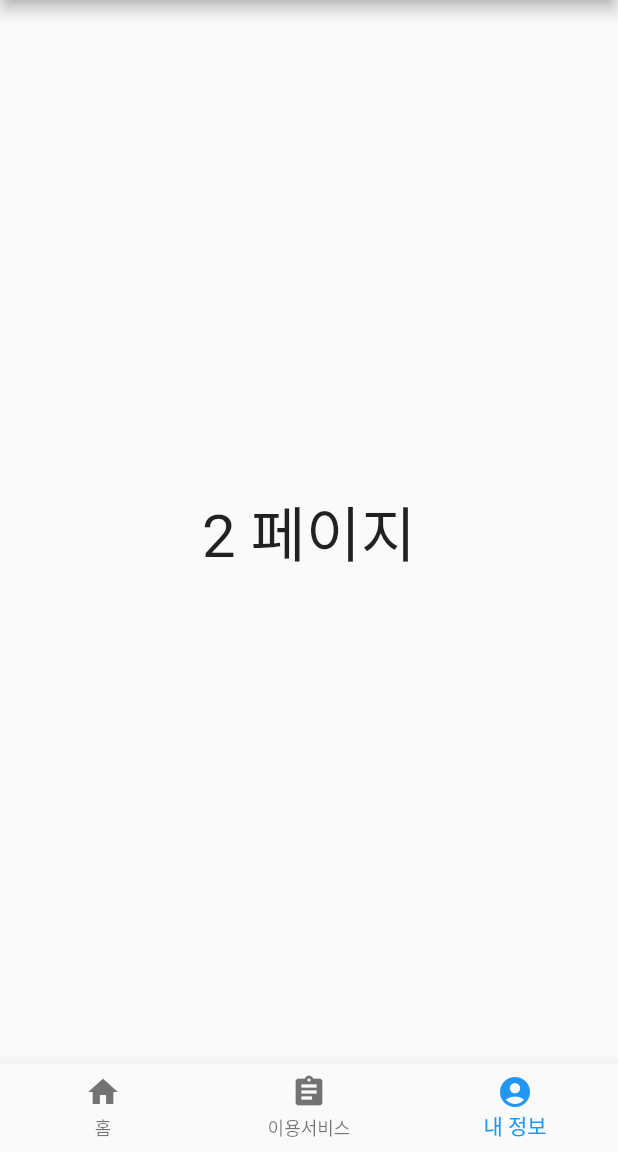
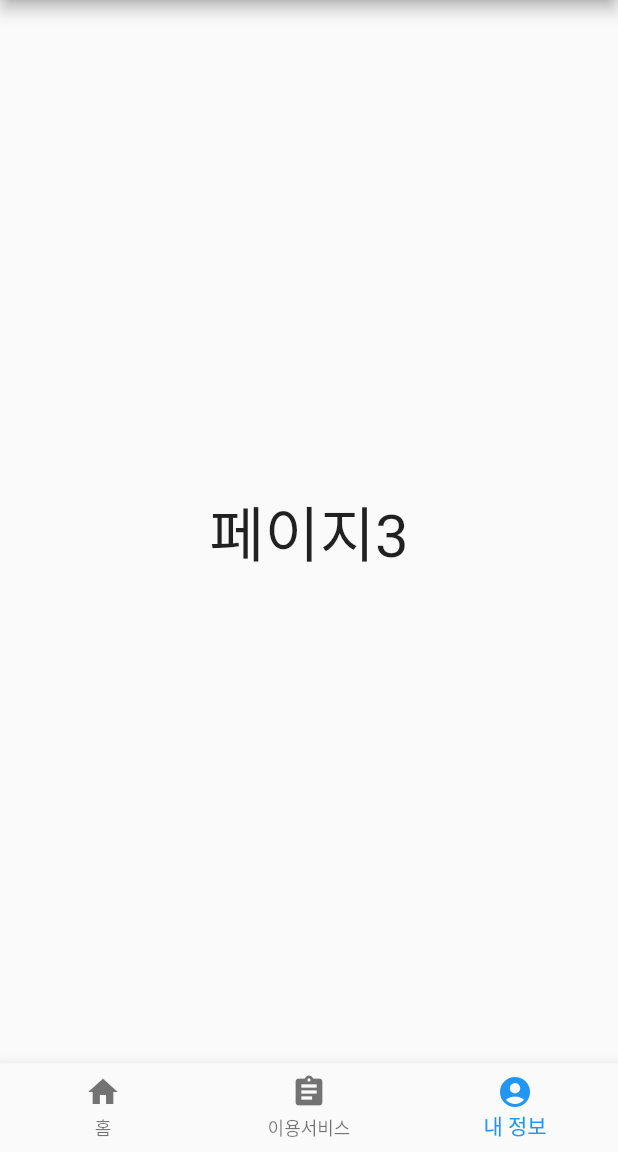
Before and after one commit to hyun031916/mirim_taxis, a Flutter app: the screen it shows after launch, item 3 of the bottom bar chosen, on a phone screen of 412 x 824 dp, the part 84-1236 px from its top. Run offline on Flutter 3.47's test engine with Material 2 defaults, Android fonts, the phone set to English and light mode, and no system bars; statements that could not run were skipped.

Commit message:
#4 화면이 3개인 UI 작성

```diff
--- a/lib/main.dart
+++ b/lib/main.dart
@@ -26,6 +26,9 @@ class MyHomePage extends StatefulWidget {
 
 class _MyHomePageState extends State<MyHomePage> {
   var _index = 0; //페이지 인덱스
+  var _pages=[
+    Page1(), Page2(), Page3(),
+  ];
 
   @override
   Widget build(BuildContext context) {
@@ -42,12 +45,13 @@ class _MyHomePageState extends State<MyHomePage> {
           )
         ],
       ),
-      body:Center(
-        child:Text(
-          '$_index 페이지',
-          style: TextStyle(fontSize:40),
-        ),
-      ),
+      body: _pages[_index],
+//      Center(
+//        child:Text(
+//          '$_index 페이지',
+//          style: TextStyle(fontSize:40),
+//        ),
+//      ),
       bottomNavigationBar: BottomNavigationBar(
         onTap: (index){
           setState((){
@@ -73,3 +77,39 @@ class _MyHomePageState extends State<MyHomePage> {
     );
   }
 }
+
+class Page1 extends StatelessWidget {
+  @override
+  Widget build(BuildContext context) {
+    return Center(
+      child:Text(
+        '홈페이지',
+        style: TextStyle(fontSize:40),
+      )
+    );
+  }
+}
+
+class Page2 extends StatelessWidget {
+  @override
+  Widget build(BuildContext context) {
+    return Center(
+        child:Text(
+          '페이지2',
+          style: TextStyle(fontSize:40),
+        )
+    );
+  }
+}
+
+class Page3 extends StatelessWidget {
+  @override
+  Widget build(BuildContext context) {
+    return Center(
+        child:Text(
+          '페이지3',
+          style: TextStyle(fontSize:40),
+        )
+    );
+  }
+}
```
